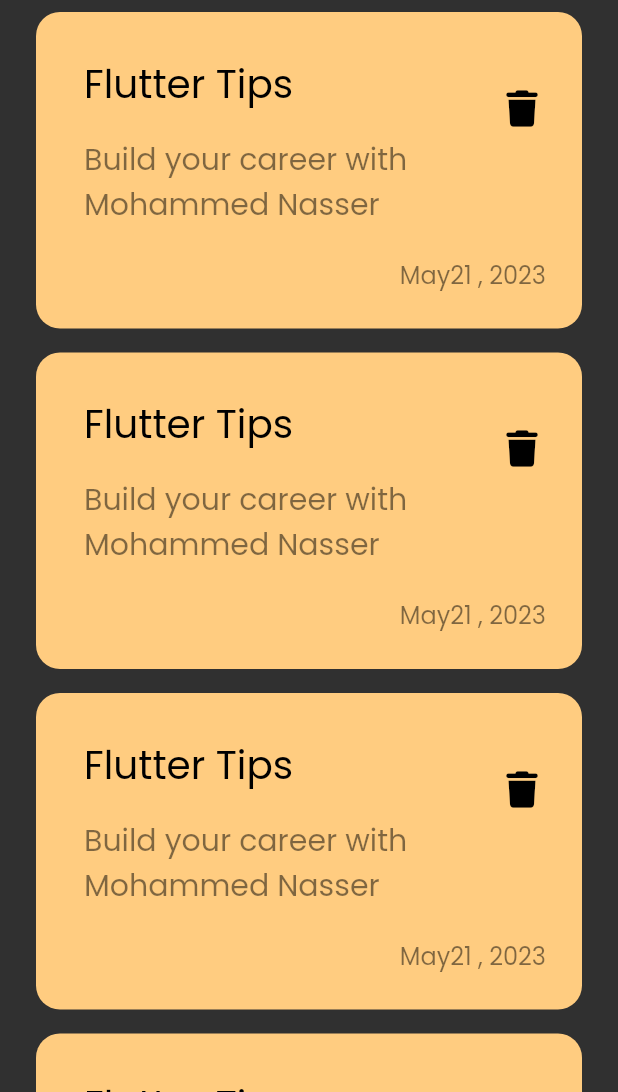
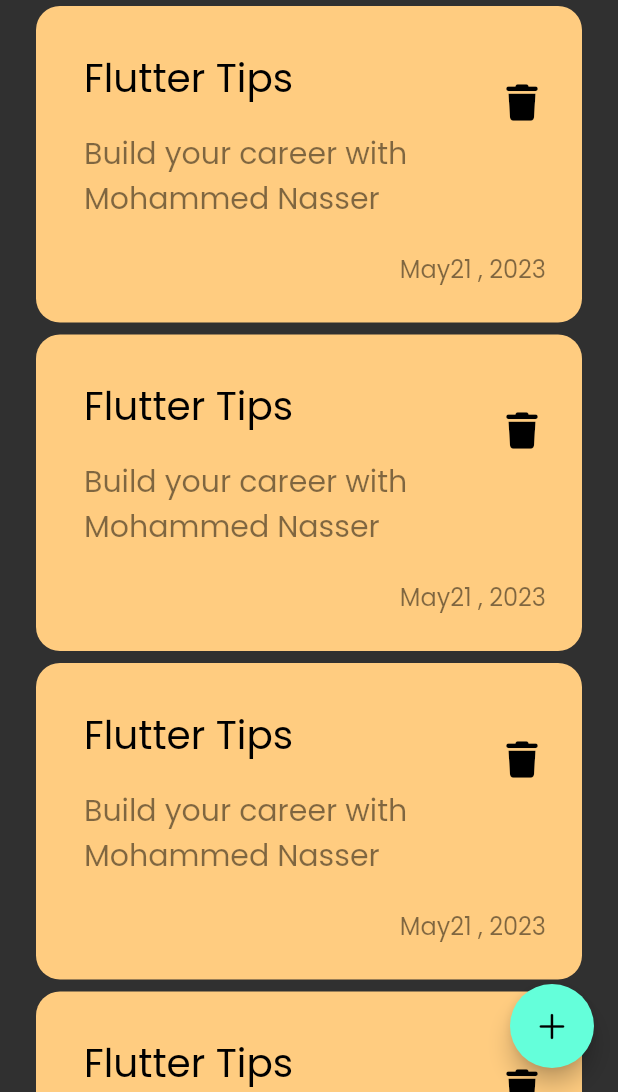
Before and after one commit to MohammedNAbdelsamea/Notes_app, a Flutter app: the screen it shows after launch, on a phone screen of 412 x 824 dp, the part 144-1236 px from its top. Run offline on Flutter 3.47's test engine with Material 2 defaults, Android fonts, the phone set to English and light mode, and no system bars; our stand-ins replace font_awesome_flutter.

Commit message:
floatingActionButton

```diff
--- a/lib/views/notes_view.dart
+++ b/lib/views/notes_view.dart
@@ -8,6 +8,12 @@ class NotesView extends StatelessWidget {
   @override
   Widget build(BuildContext context) {
     return Scaffold(
+      floatingActionButton: FloatingActionButton(
+        onPressed: (){
+
+        },
+        child: Icon(CupertinoIcons.add),
+      ),
       body:NotesViewBody(),
     );
   }
--- a/lib/views/widgets/notes_list_view.dart
+++ b/lib/views/widgets/notes_list_view.dart
@@ -8,7 +8,7 @@ class NotesListView extends StatelessWidget {
   Widget build(BuildContext context) {
     return ListView.builder(itemBuilder: (context,index){
       return const Padding(
-          padding:const EdgeInsets.symmetric(vertical: 8),
+          padding:const EdgeInsets.symmetric(vertical: 4),
         child: NotesItem(),
       );
     });
```
